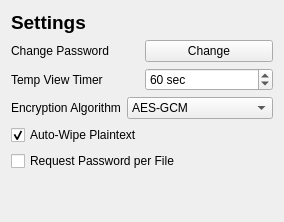
Old version of the form gui/ui/settingspage.ui in the repository RenggaPratama37/aafkeygen.
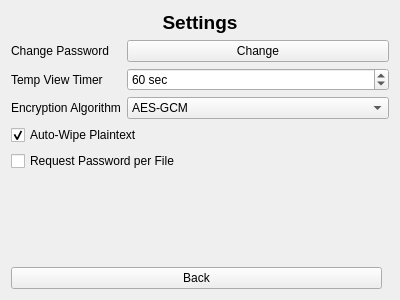
New version of the form.

Commit message:
GUI: Refactor SettingsPage UI and add Back button navigation
- Replaced HBoxLayouts with QFormLayout for consistent label-input alignment
- Centered Settings title and added expanding spacer
- Added Back button at bottom-left
- Connected Back button signal to MainWindow to navigate back to vault_view

Diff of the .ui file:
```diff
--- a/gui/ui/settingspage.ui
+++ b/gui/ui/settingspage.ui
@@ -2,6 +2,14 @@
 <ui version="4.0">
  <class>SettingsPage</class>
  <widget class="QWidget" name="SettingsPage">
+  <property name="geometry">
+   <rect>
+    <x>0</x>
+    <y>0</y>
+    <width>400</width>
+    <height>300</height>
+   </rect>
+  </property>
   <property name="windowTitle">
    <string>Settings</string>
   </property>
@@ -21,42 +29,38 @@
       </font>
      </property>
      <property name="alignment">
-      <set>Qt::AlignLeft</set>
+      <set>Qt::AlignCenter</set>
      </property>
     </widget>
    </item>
 
    <!-- Change Password -->
    <item>
-    <layout class="QHBoxLayout">
-     <item>
-      <widget class="QLabel">
+    <layout class="QFormLayout" name="formLayout">
+     
+     <item row="0" column="0">
+      <widget class="QLabel" name="labelChangePassword">
        <property name="text">
         <string>Change Password</string>
        </property>
       </widget>
      </item>
-     <item>
+     <item row="0" column="1">
       <widget class="QPushButton" name="btnChangePassword">
        <property name="text">
         <string>Change</string>
        </property>
       </widget>
      </item>
-    </layout>
-   </item>
 
-   <!-- Temp View Timer -->
-   <item>
-    <layout class="QHBoxLayout">
-     <item>
-      <widget class="QLabel">
+     <item row="1" column="0">
+      <widget class="QLabel" name="labelTempTimer">
        <property name="text">
         <string>Temp View Timer</string>
        </property>
       </widget>
      </item>
-     <item>
+     <item row="1" column="1">
       <widget class="QSpinBox" name="spinTempTimer">
        <property name="suffix">
         <string> sec</string>
@@ -72,20 +76,15 @@
        </property>
       </widget>
      </item>
-    </layout>
-   </item>
 
-   <!-- Encryption Algorithm -->
-   <item>
-    <layout class="QHBoxLayout">
-     <item>
-      <widget class="QLabel">
+     <item row="2" column="0">
+      <widget class="QLabel" name="labelEncryption">
        <property name="text">
         <string>Encryption Algorithm</string>
        </property>
       </widget>
      </item>
-     <item>
+     <item row="2" column="1">
       <widget class="QComboBox" name="comboEncryption">
        <item>
         <property name="text">
@@ -104,10 +103,11 @@
        </item>
       </widget>
      </item>
+
     </layout>
    </item>
 
-   <!-- Auto Wipe -->
+   <!-- Checkboxes -->
    <item>
     <widget class="QCheckBox" name="checkAutoWipe">
      <property name="text">
@@ -146,6 +146,29 @@
     </spacer>
    </item>
 
+   <!-- Back button aligned left -->
+   <item>
+    <layout class="QHBoxLayout" name="horizontalLayoutBack">
+     <item>
+      <widget class="QPushButton" name="btnBack">
+       <property name="text">
+        <string>Back</string>
+       </property>
+      </widget>
+     </item>
+     <item>
+      <spacer name="horizontalSpacerBack">
+       <property name="orientation">
+        <enum>Qt::Horizontal</enum>
+       </property>
+       <property name="sizeType">
+        <enum>QSizePolicy::Expanding</enum>
+       </property>
+      </spacer>
+     </item>
+    </layout>
+   </item>
+
   </layout>
  </widget>
  <resources/>
```
Left out of the diff: 19 changed lines with no effect on the pictures. The commit also changes 3 other files.
